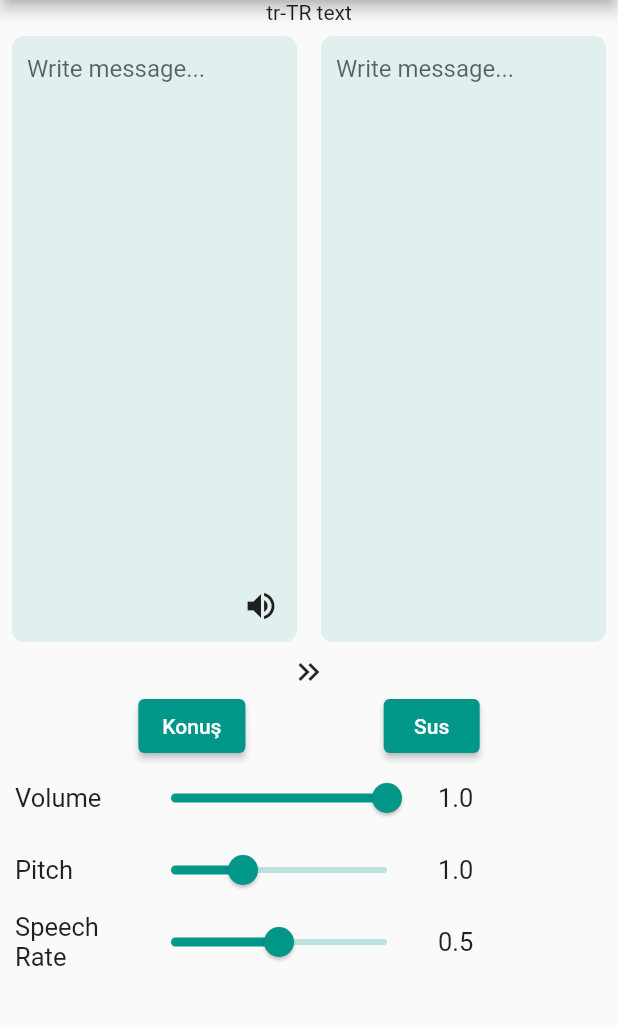
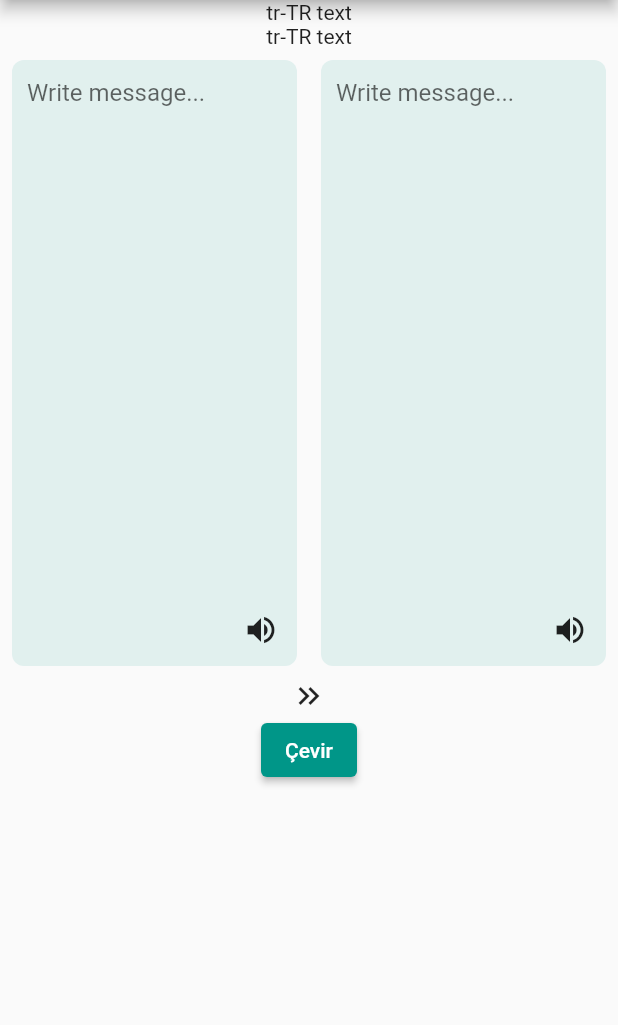
Before and after one commit to Keyvan14162/alltalk_translate, a Flutter app: the screen it shows after launch, after a tap on the "volume up" icon, on a phone screen of 412 x 824 dp, the part 84-1109 px from its top. Run offline on Flutter 3.47's test engine with Material 2 defaults, Android fonts, the phone set to English and light mode, and no system bars; our stand-ins replace flutter_tts, hooks_riverpod; missing offline and left inert: translator.

Commit message:
initial commit

```diff
--- a/lib/home_page.dart
+++ b/lib/home_page.dart
@@ -3,6 +3,7 @@ import 'package:alltalk_translate/widgets/change_language_button.dart';
 import 'package:flutter/material.dart';
 import 'package:flutter_tts/flutter_tts.dart';
 import 'package:hooks_riverpod/hooks_riverpod.dart';
+import 'package:translator/translator.dart';
 
 class HomePage extends StatefulHookConsumerWidget {
   const HomePage({Key? key}) : super(key: key);
@@ -13,6 +14,7 @@ class HomePage extends StatefulHookConsumerWidget {
 
 class _HomePageState extends ConsumerState<HomePage> {
   late TextEditingController _firstTextController;
+  final translator = GoogleTranslator();
   late TextEditingController _secondTextController;
   FlutterTts flutterTts = FlutterTts();
 
@@ -41,12 +43,23 @@ class _HomePageState extends ConsumerState<HomePage> {
     await flutterTts.setVolume(volume);
     await flutterTts.setPitch(pitch);
     await flutterTts.setSpeechRate(speechRate);
-    await flutterTts.setLanguage(ref.read(langCodeProvider.notifier).state);
+    // await flutterTts
+    //     .setLanguage(ref.read(firstLangCodeProvider.notifier).state);
   }
 
-  Future _speak() async {
+  Future _speak(int buttonNumber) async {
     await initSetting();
+    // var x = await flutterTts.speak(_firstTextController.text);
+    // print(x); konusursa 1 konusmazsa 0
+    if (buttonNumber == 1) {
+      await flutterTts
+          .setLanguage(ref.read(firstLangCodeProvider.notifier).state);
       await flutterTts.speak(_firstTextController.text);
+    } else {
+      await flutterTts
+          .setLanguage(ref.read(secondLangCodeProvider.notifier).state);
+      await flutterTts.speak(_secondTextController.text);
+    }
   }
 
   Future _stop() async {
@@ -55,6 +68,7 @@ class _HomePageState extends ConsumerState<HomePage> {
 
   @override
   Widget build(BuildContext context) {
+    // getLangs();
     double screenHeight = MediaQuery.of(context).size.height;
     int textFieldLineCount = screenHeight ~/ 40;
     return Scaffold(
@@ -62,11 +76,13 @@ class _HomePageState extends ConsumerState<HomePage> {
       body: SingleChildScrollView(
         child: Column(
           children: [
-            Text("${ref.watch(langCodeProvider)} text"),
+            Text("${ref.watch(firstLangCodeProvider)} text"),
+            Text("${ref.watch(secondLangCodeProvider)} text"),
+
             // Text field
             Row(
               children: [
-                // Text field
+                // first
                 Expanded(
                   child: Padding(
                     padding: const EdgeInsets.all(8.0),
@@ -93,7 +109,7 @@ class _HomePageState extends ConsumerState<HomePage> {
                               },
                               onSubmitted: (value) async {
                                 // _textController.clear();
-                                _speak();
+                                _speak(1);
                               },
                             ),
                             Positioned(
@@ -104,7 +120,7 @@ class _HomePageState extends ConsumerState<HomePage> {
                                   Icons.volume_up,
                                 ),
                                 onPressed: () async {
-                                  _speak();
+                                  _speak(1);
                                 },
                               ),
                             )
@@ -115,6 +131,7 @@ class _HomePageState extends ConsumerState<HomePage> {
                   ),
                 ),
 
+                // second
                 Expanded(
                   child: Padding(
                     padding: const EdgeInsets.all(8.0),
@@ -126,22 +143,37 @@ class _HomePageState extends ConsumerState<HomePage> {
                       ),
                       child: Padding(
                         padding: const EdgeInsets.only(left: 10),
-                        child: TextField(
+                        child: Stack(
+                          children: [
+                            TextField(
                               maxLines: textFieldLineCount,
                               minLines: textFieldLineCount,
                               controller: _secondTextController,
-                          textAlignVertical: TextAlignVertical.center,
                               decoration: const InputDecoration(
                                 hintText: "Write message...",
                                 border: InputBorder.none,
                               ),
                               onChanged: (value) {
-                            // _text = value.toString();
+                                _text = value.toString();
                               },
                               onSubmitted: (value) async {
                                 // _textController.clear();
-                            // _speak();
+                                _speak(2);
                               },
+                            ),
+                            Positioned(
+                              bottom: 0,
+                              right: 0,
+                              child: IconButton(
+                                icon: const Icon(
+                                  Icons.volume_up,
+                                ),
+                                onPressed: () async {
+                                  _speak(2);
+                                },
+                              ),
+                            )
+                          ],
                         ),
                       ),
                     ),
@@ -150,23 +182,36 @@ class _HomePageState extends ConsumerState<HomePage> {
               ],
             ),
 
+            // change icon
             Row(
               mainAxisAlignment: MainAxisAlignment.spaceEvenly,
               children: [
-                ChangeLanguageButton(languages: languages),
+                ChangeLanguageButton(buttonNumber: 1),
 
                 // ilerde buraya basinca diller degissin
                 const Icon(Icons.keyboard_double_arrow_right_outlined),
-                ChangeLanguageButton(languages: languages),
+                ChangeLanguageButton(
+                  buttonNumber: 2,
+                ),
               ],
             ),
 
+            ElevatedButton(
+              onPressed: () async {
+                var translatedText = await translator
+                    .translate(_firstTextController.text, from: "tr", to: 'en');
+                print(translatedText);
+              },
+              child: const Text("Çevir"),
+            )
+            /*
             // speak-stop button
             Row(
               mainAxisAlignment: MainAxisAlignment.spaceEvenly,
               children: [
                 ElevatedButton(
-                  onPressed: () {
+                  onPressed: () async {
+                    //flutterTts.awaitSpeakCompletion(true);
                     _speak();
                   },
                   child: const Text("Konuş"),
@@ -281,9 +326,15 @@ class _HomePageState extends ConsumerState<HomePage> {
                 ],
               ),
             ),
+            */
           ],
         ),
       ),
     );
   }
+
+  getLangs() async {
+    var langs = await flutterTts.getLanguages;
+    print(langs);
   }
+}
--- a/lib/providers.dart
+++ b/lib/providers.dart
@@ -1,5 +1,8 @@
 import 'package:hooks_riverpod/hooks_riverpod.dart';
 
-final langCodeProvider = StateProvider<String>((ref) {
+final firstLangCodeProvider = StateProvider<String>((ref) {
   return "tr-TR";
 });
+final secondLangCodeProvider = StateProvider<String>((ref) {
+  return "tr-TR";
+});
--- a/pubspec.yaml
+++ b/pubspec.yaml
@@ -39,6 +39,7 @@ dependencies:
   flutter_tts: ^3.5.3
   country_icons: ^2.0.2
   hooks_riverpod: ^2.0.2
+  translator: ^0.1.7
 
 dev_dependencies:
   flutter_test:
```
Also changed, not shown: lib/country_constants.dart (added, +18 -0 lines), lib/widgets/change_language_button.dart (+15 -4 lines), pubspec.lock. Lines whose indentation alone changed are shown as unchanged.
